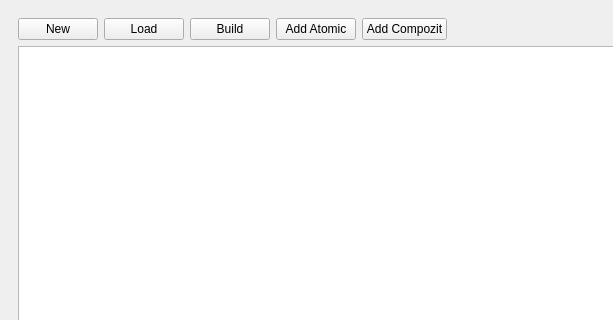
Above: src/mainwindow.ui from JakubKomar/ICP-2021 before the change; both pictures show x 0 to 613 and y 0 to 320 of the 970 by 744 pixel window. Below: the same form after it.
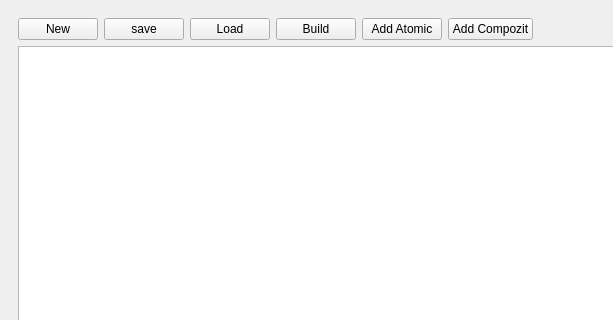
That is the form after the change. The open tabs and pages were chosen to show the change.

```diff
--- a/src/mainwindow.ui
+++ b/src/mainwindow.ui
@@ -35,6 +35,13 @@
                 </property>
                </widget>
               </item>
+              <item>
+               <widget class="QPushButton" name="pushButton">
+                <property name="text">
+                 <string>save</string>
+                </property>
+               </widget>
+              </item>
               <item>
                <widget class="QPushButton" name="loadApk">
                 <property name="text">
```
Left out of the diff: 2 changed lines with no effect on the pictures.
